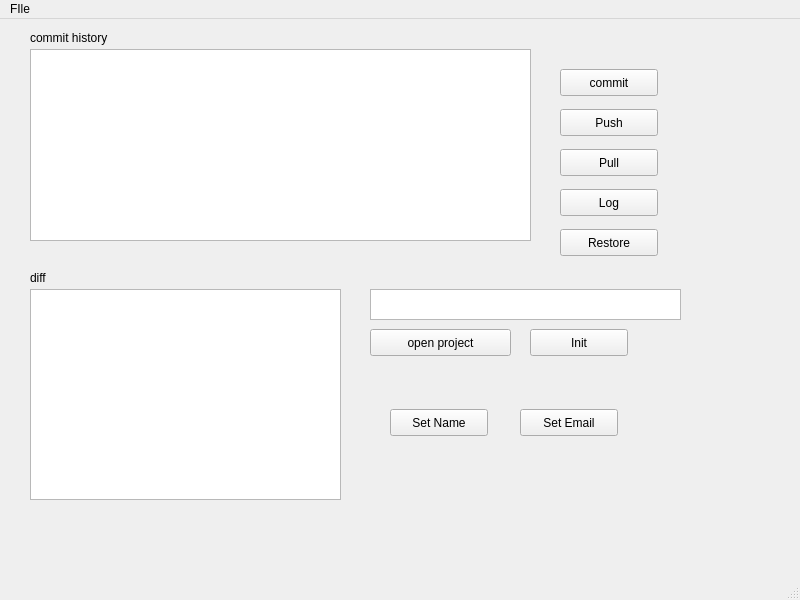
Qt form git.ui (shivanshuag/gaea) before a commit.
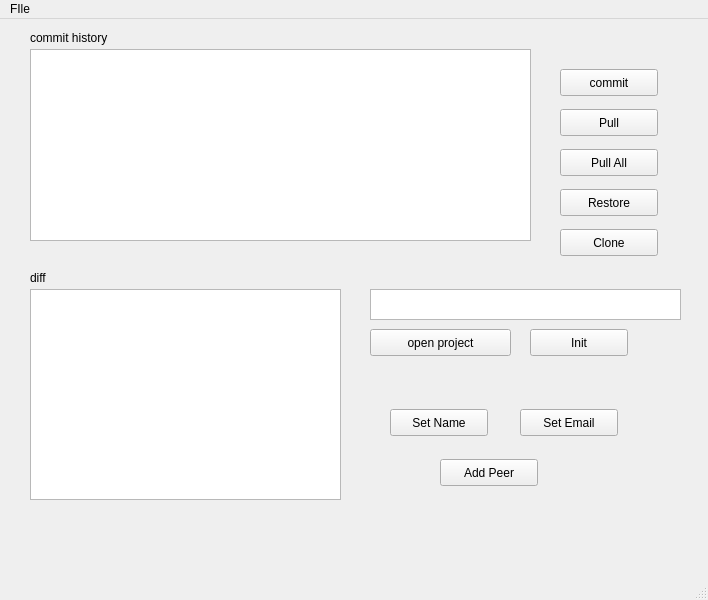
The same form after that commit.

```diff
--- a/git.ui
+++ b/git.ui
@@ -6,7 +6,7 @@
    <rect>
     <x>0</x>
     <y>0</y>
-    <width>800</width>
+    <width>708</width>
     <height>600</height>
    </rect>
   </property>
@@ -112,24 +112,11 @@
      <string>commit</string>
     </property>
    </widget>
-   <widget class="QPushButton" name="but_push">
-    <property name="geometry">
-     <rect>
-      <x>560</x>
-      <y>90</y>
-      <width>98</width>
-      <height>27</height>
-     </rect>
-    </property>
-    <property name="text">
-     <string>Push</string>
-    </property>
-   </widget>
    <widget class="QPushButton" name="but_pull">
     <property name="geometry">
      <rect>
       <x>560</x>
-      <y>130</y>
+      <y>90</y>
       <width>98</width>
       <height>27</height>
      </rect>
@@ -161,24 +148,11 @@
      <string>Init</string>
     </property>
    </widget>
-   <widget class="QPushButton" name="but_log">
-    <property name="geometry">
-     <rect>
-      <x>560</x>
-      <y>170</y>
-      <width>98</width>
-      <height>27</height>
-     </rect>
-    </property>
-    <property name="text">
-     <string>Log</string>
-    </property>
-   </widget>
    <widget class="QPushButton" name="but_restore">
     <property name="geometry">
      <rect>
       <x>560</x>
-      <y>210</y>
+      <y>170</y>
       <width>98</width>
       <height>27</height>
      </rect>
@@ -187,13 +161,52 @@
      <string>Restore</string>
     </property>
    </widget>
+   <widget class="QPushButton" name="but_pullAll">
+    <property name="geometry">
+     <rect>
+      <x>560</x>
+      <y>130</y>
+      <width>98</width>
+      <height>27</height>
+     </rect>
+    </property>
+    <property name="text">
+     <string>Pull All</string>
+    </property>
+   </widget>
+   <widget class="QPushButton" name="but_clone">
+    <property name="geometry">
+     <rect>
+      <x>560</x>
+      <y>210</y>
+      <width>98</width>
+      <height>27</height>
+     </rect>
+    </property>
+    <property name="text">
+     <string>Clone</string>
+    </property>
+   </widget>
+   <widget class="QPushButton" name="but_addPeer">
+    <property name="geometry">
+     <rect>
+      <x>440</x>
+      <y>440</y>
+      <width>98</width>
+      <height>27</height>
+     </rect>
+    </property>
+    <property name="text">
+     <string>Add Peer</string>
+    </property>
+   </widget>
   </widget>
   <widget class="QMenuBar" name="menubar">
    <property name="geometry">
     <rect>
      <x>0</x>
      <y>0</y>
-     <width>800</width>
+     <width>708</width>
      <height>25</height>
     </rect>
    </property>
```
